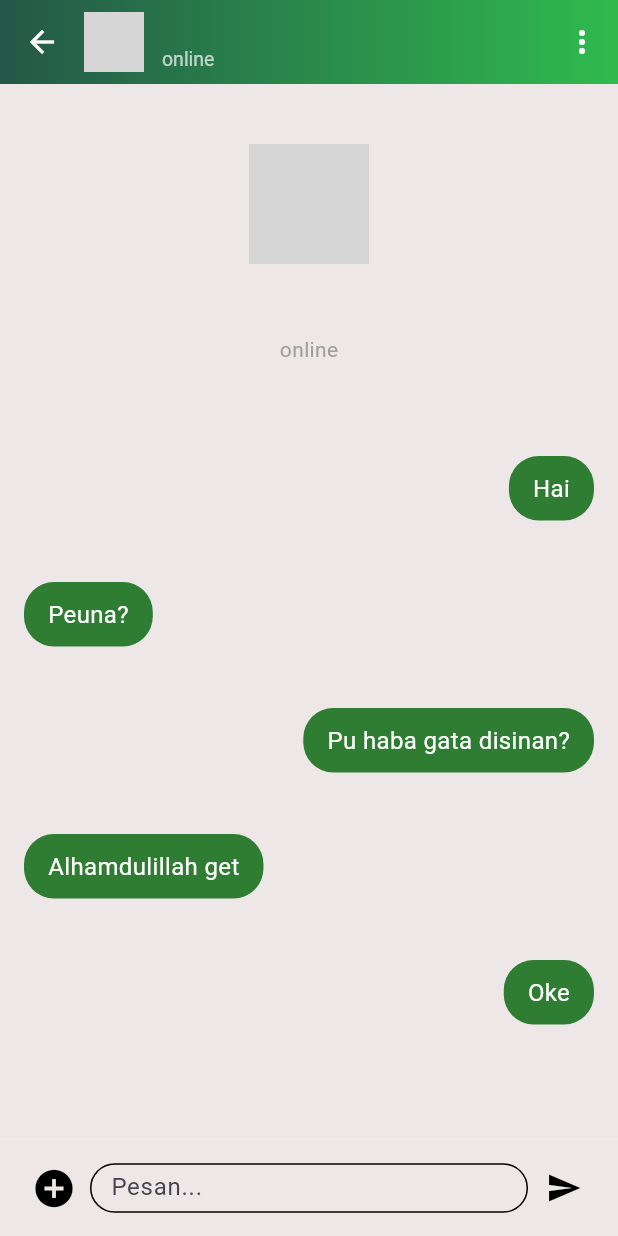
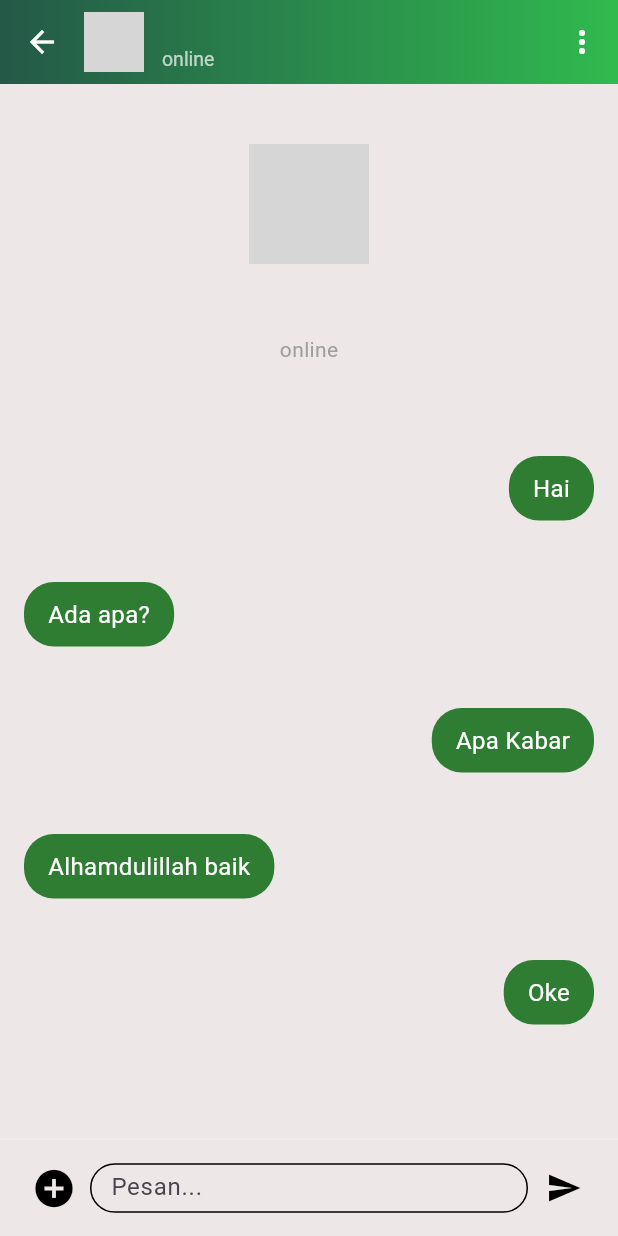
Before and after one commit to ariefana/mobile-project-medsos-apps, a Flutter app: the ChatDetailPage screen opened directly with empty values, on a phone screen of 412 x 824 dp. Run offline on Flutter 3.47's test engine with Material 3 defaults, Android fonts, the phone set to English and light mode, and no system bars; network calls fail; grey boxes are pictures that could not be loaded.

Commit message:
modif litle bit

```diff
--- a/lib/pages/chat_detail_page.dart
+++ b/lib/pages/chat_detail_page.dart
@@ -21,9 +21,9 @@ class _ChatDetailPageState extends State<ChatDetailPage> {
   // Data dummy untuk pesan obrolan
   final List<Message> messages = [
     Message(text: 'Hai', isSentByMe: true),
-    Message(text: 'Peuna?', isSentByMe: false),
-    Message(text: 'Pu haba gata disinan?', isSentByMe: true),
-    Message(text: 'Alhamdulillah get', isSentByMe: false),
+    Message(text: 'Ada apa?', isSentByMe: false),
+    Message(text: 'Apa Kabar', isSentByMe: true),
+    Message(text: 'Alhamdulillah baik', isSentByMe: false),
     Message(text: 'Oke', isSentByMe: true),
   ];
 
```
